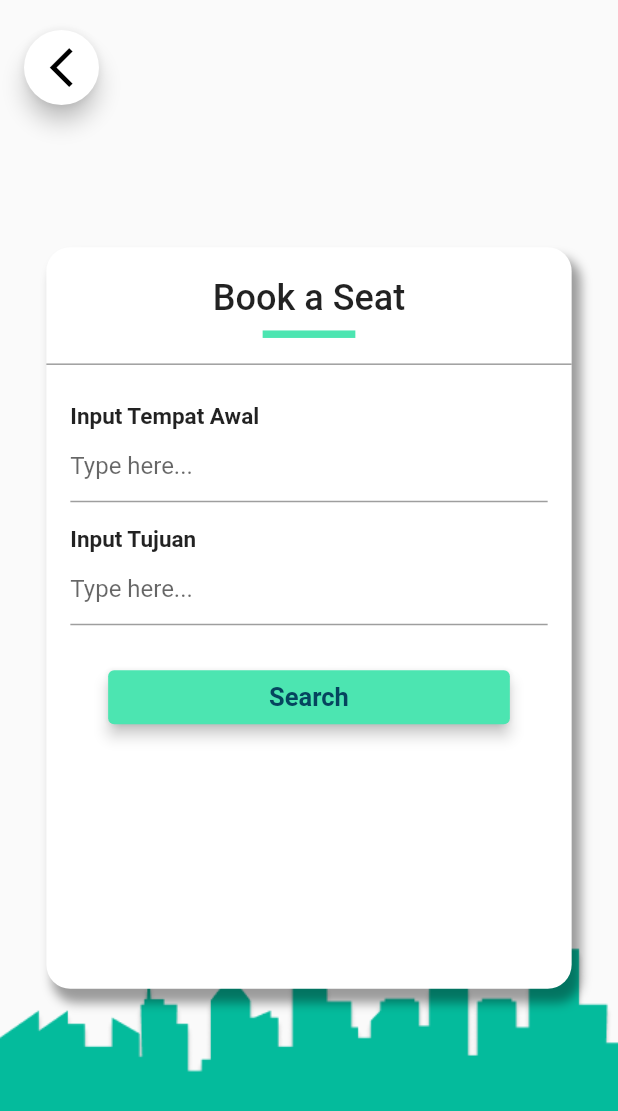
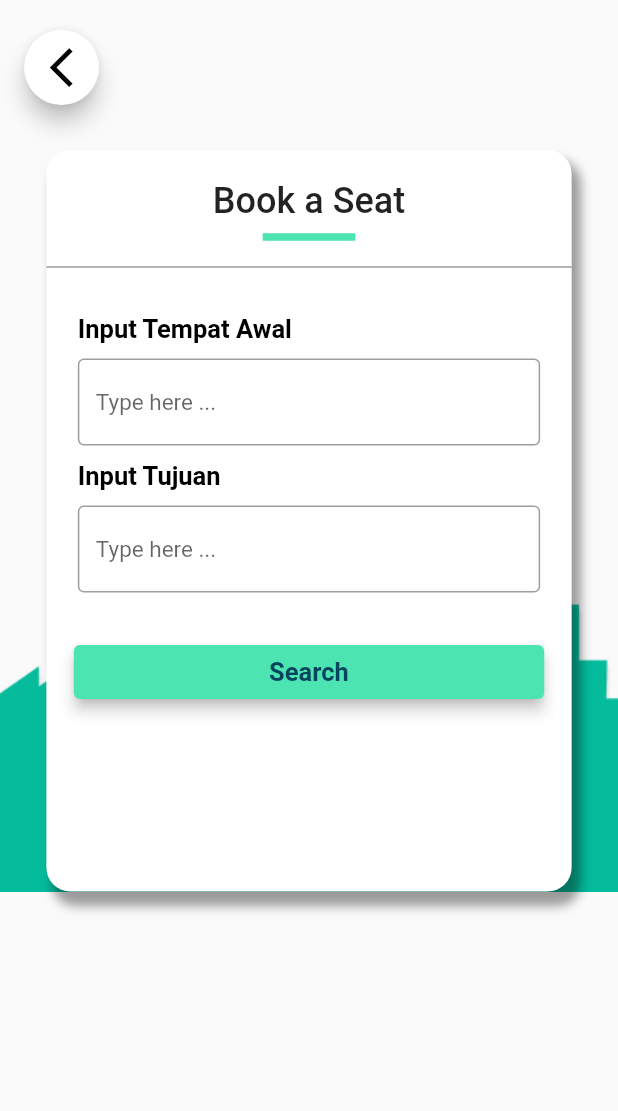
Before and after one commit to omaewa-mo-shinderu-APEC/TransitSpot, a Flutter app: the BookView screen opened by its route, after a tap on "Search", on a phone screen of 412 x 824 dp. Shown: the top 1111 px of the screen. Run offline on Flutter 3.47's test engine with Material 2 defaults, Android fonts, the phone set to English and light mode, and no system bars; our stand-ins replace stacked, stacked_services; statements that could not run were skipped.

Commit message:
feat: add book page and integrate with form

```diff
--- a/lib/app/app.router.dart
+++ b/lib/app/app.router.dart
@@ -19,7 +19,7 @@ class Routes {
   static const String startupView = '/';
   static const String registerView = '/register-view';
   static const String homeView = '/home-view';
-  static const String bookView = '/book';
+  static const String bookView = '/book-view';
   static const all = <String>{
     startupView,
     registerView,
--- a/lib/ui/views/book/book_view.dart
+++ b/lib/ui/views/book/book_view.dart
@@ -6,8 +6,15 @@ import 'package:transitspot/utils/app_color.dart';
 import 'package:transitspot/app/app.locator.dart';
 import 'package:transitspot/app/app.router.dart';
 import 'package:stacked_services/stacked_services.dart';
+import 'package:stacked/stacked_annotations.dart';
+import 'package:transitspot/ui/views/book/book_view.form.dart';
+import 'package:transitspot/ui/shared_components/text_input.dart';
 
-class BookView extends StatelessWidget {
+@FormView(fields: [
+  FormTextField(name: 'tempatAwal', isPassword: false),
+  FormTextField(name: 'tujuan', isPassword: false),
+])
+class BookView extends StatelessWidget with $BookView {
   BookView({Key? key}) : super(key: key);
   final _navigationService = locator<NavigationService>();
 
@@ -33,20 +40,16 @@ class BookView extends StatelessWidget {
           ),
         ),
         floatingActionButtonLocation: FloatingActionButtonLocation.startTop,
-        // floatingActionButton: Padding(
-        //   padding: const EdgeInsets.symmetric(horizontal: 0, vertical: 20.0),
-        //   child: FloatingActionButton(
-        //     onPressed: () {},
-        //     child: const Icon(Icons.arrow_back_ios,
-        //         color: Colors.black, size: 10.0),
-        //     backgroundColor: AppColors.primaryBackground,
-        //   ),
-        // ),
-        // floatingActionButtonLocation: FloatingActionButtonLocation.miniStartTop,
         body: HasLoginView(
-          childWidget: SafeArea(
+          childWidget: SingleChildScrollView(
+            child: SafeArea(
               child: Center(
-              child: Container(
+                child: Column(
+                  children: [
+                    const SizedBox(
+                      height: 100.0,
+                    ),
+                    Container(
                       decoration: BoxDecoration(
                         borderRadius: BorderRadius.circular(16.0),
                         color: Colors.white,
@@ -55,8 +58,8 @@ class BookView extends StatelessWidget {
                             color: Colors.black38,
                             blurRadius: 5.0,
                             spreadRadius: 1.0,
-                      offset:
-                          Offset(5.0, 8.0), // shadow direction: bottom right
+                            offset: Offset(
+                                5.0, 8.0), // shadow direction: bottom right
                           )
                         ],
                       ),
@@ -86,42 +89,31 @@ class BookView extends StatelessWidget {
                             child: Column(
                               crossAxisAlignment: CrossAxisAlignment.start,
                               children: [
-                          const Text('Input Tempat Awal',
-                              textAlign: TextAlign.left,
-                              style: TextStyle(
-                                  fontSize: 15.0, fontWeight: FontWeight.w600)),
-                          TextFormField(
-                            decoration: const InputDecoration(
-                              hintText: 'Type here...',
-                              errorStyle: TextStyle(height: 0),
+                                TextInput(
+                                  nameController: tempatAwalController,
+                                  nameFocusNode: tempatAwalFocusNode,
+                                  nameField: "Input Tempat Awal",
+                                  hint: "Type here ...",
                                 ),
-                            onSaved: (value) {
-                              print(value);
-                            },
-                            validator: (value) {},
+                                TextInput(
+                                  nameController: tujuanController,
+                                  nameFocusNode: tujuanFocusNode,
+                                  nameField: "Input Tujuan",
+                                  hint: "Type here ...",
                                 ),
-                          const SizedBox(height: 16.0),
-                          const Text('Input Tujuan',
-                              textAlign: TextAlign.left,
-                              style: TextStyle(
-                                  fontSize: 15.0, fontWeight: FontWeight.w600)),
-                          TextFormField(
-                            decoration: const InputDecoration(
-                              hintText: 'Type here...',
-                              errorStyle: TextStyle(height: 0),
+                                const SizedBox(
+                                  height: 24.0,
                                 ),
-                            onSaved: (value) {
-                              print(value);
-                            },
-                            validator: (value) {},
-                          ),
-                          const SizedBox(height: 24.0),
                                 Center(
                                   child: SizedBox(
-                              width: MediaQuery.of(context).size.width * 0.65,
+                                    width: MediaQuery.of(context).size.width *
+                                            0.8 -
+                                        16.0,
                                     child: ElevatedButton(
                                         onPressed: () {
-                                    print("searching...");
+                                          BookViewModel.searchSeat(
+                                              tempatAwalController.text,
+                                              tujuanController.text);
                                         },
                                         child: Text('Search',
                                             style: TextStyle(
@@ -131,10 +123,15 @@ class BookView extends StatelessWidget {
                                         style: ButtonStyle(
                                           backgroundColor:
                                               MaterialStateProperty.all<Color>(
-                                            AppColors.secondaryBackground),
+                                                  AppColors
+                                                      .secondaryBackground),
                                           elevation:
-                                        MaterialStateProperty.all<double>(4.0),
+                                              MaterialStateProperty.all<double>(
+                                                  4.0),
                                         )),
+                                  ),
+                                ),
+                              ],
                             ),
                           ),
                         ],
--- a/lib/ui/views/book/book_viewmodel.dart
+++ b/lib/ui/views/book/book_viewmodel.dart
@@ -4,4 +4,8 @@ class BookViewModel extends BaseViewModel {
   final String _title = "book here";
 
   String get title => _title;
+
+  static Future searchSeat(String start, String destination) async {
+    print(start + " -> " + destination);
+  }
 }
```
Also changed, not shown: lib/ui/views/book/book_view.form.dart (added, +56 -0 lines). Lines whose indentation alone changed are shown as unchanged.
